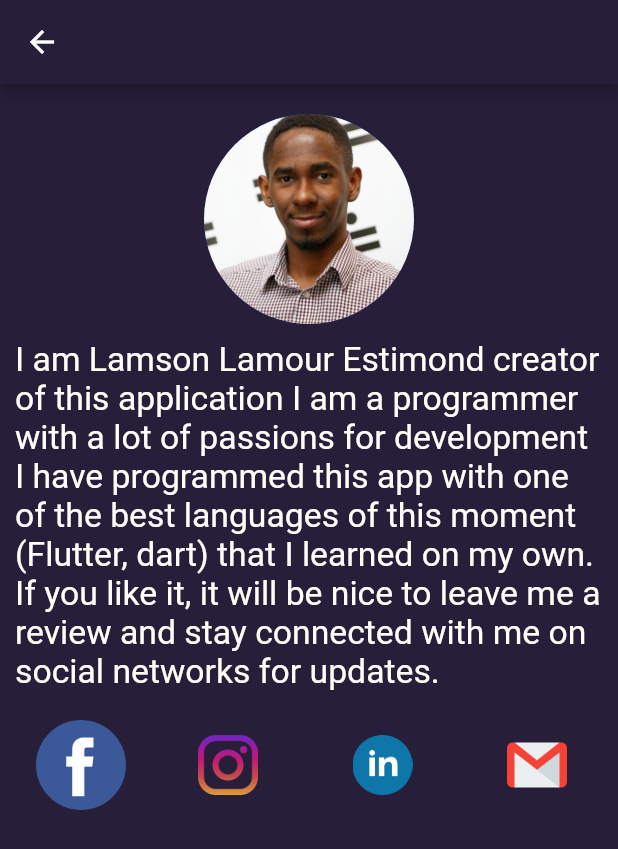
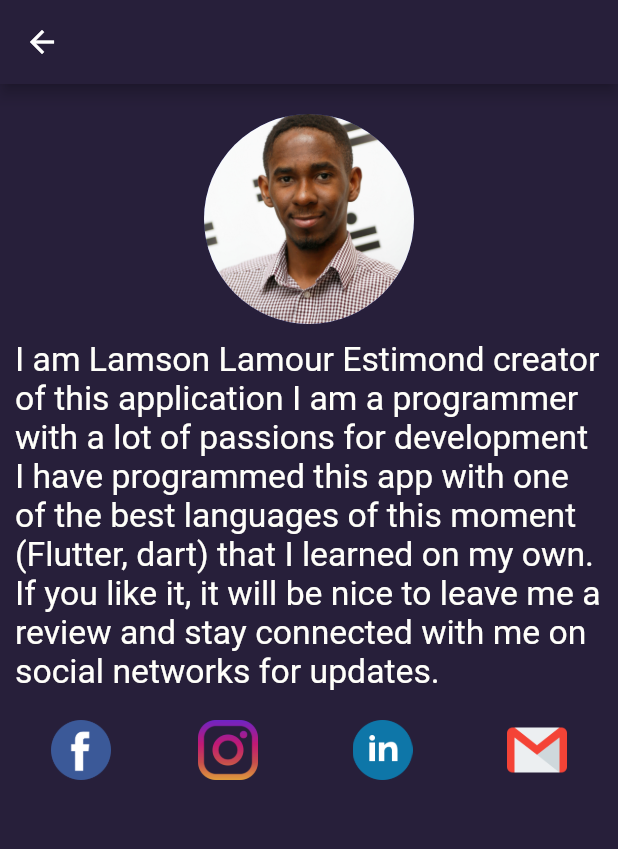
Before and after one commit to lamtito98/cultural_quiz, a Flutter app: the screen it shows after launch, after a tap on "About", on a phone screen of 412 x 824 dp. Shown: the top 849 px of the screen. Run offline on Flutter 3.47's test engine with Material 2 defaults, Android fonts, the phone set to English and light mode, and no system bars; our stand-ins replace flutter_svg; missing offline and left inert: adobe_xd; Roboto replaces fonts that are missing (Segoe UI).

Commit message:
new update
1-program the launch screen
2-program the timer and make it active on quiz page
3-add some icons to use
4- start refactoring somes codes

```diff
--- a/lib/widgets/about.dart
+++ b/lib/widgets/about.dart
@@ -80,7 +80,7 @@ class _AboutState extends State<About>
                           openUrl('https://www.facebook.com/');
                         },
                         child: new Container(
-                          child: Image.asset('images/facebook.png',height: 60.0, width: 50.0,),
+                          child: Image.asset('images/facebook.png',height: 40.0, width: 50.0,),
                         ),
 
                       ),
--- a/lib/widgets/home.dart
+++ b/lib/widgets/home.dart
@@ -207,7 +207,7 @@ class _Home extends State<Home> {
 
   Route _createRoute(var route){
     return PageRouteBuilder(
-      transitionDuration: Duration(milliseconds: 700),
+      transitionDuration: Duration(milliseconds: 650),
         pageBuilder: (context, animation, secondaryAnimation) =>route,
         transitionsBuilder: (context, animation, animationTime, child){
 
--- /dev/null
+++ b/lib/widgets/launch_screen.dart
@@ -0,0 +1,79 @@
+import 'dart:async';
+
+import 'package:flutter/material.dart';
+import 'package:cultural_quiz/widgets/home.dart';
+
+class LaunchScreen extends StatefulWidget{
+  @override
+  State<StatefulWidget> createState() {
+    return new _LaunchScreenState();
+  }
+
+}
+
+
+
+class _LaunchScreenState extends State<LaunchScreen>{
+
+
+  @override
+  void initState(){
+    super.initState();
+    Timer(Duration(seconds: 4),(){
+      Navigator.of(context).pushReplacement(MaterialPageRoute(builder: (context) => Home()),
+      );
+
+    });
+  }
+
+
+
+  @override
+  Widget build(BuildContext context) {
+    // TODO: implement build
+
+    return Scaffold(
+      backgroundColor: const Color(0xff271f3a),
+      body: Center(
+      child:  Column(
+          children: <Widget> [
+            new Container(
+              child: Column(
+                children: <Widget> [
+                  Padding(
+                    padding: const EdgeInsets.only(top: 250.0),
+                    child: Text(
+                      "Cultural Quiz",
+                      style: TextStyle(
+                          fontFamily: 'Segoe UI',
+                          fontSize: 50.0,
+                          color: const Color(0xfffffffa),
+                          fontWeight: FontWeight.w700
+                      ),
+                      textAlign: TextAlign.center,
+                    ),
+                  )
+                ],
+              ),
+            ),
+            new Center(
+            child:
+              new Row(
+                mainAxisAlignment: MainAxisAlignment.center,
+                children: <Widget> [
+                  Padding(
+                    padding: const EdgeInsets.only(left: 10.0,right: 5.0,top: 10.0),
+                    child: Image.asset('images/book.png',height: 90.0, width: 150.0,),
+                  )
+                ],
+              ),
+            )
+          ],
+        )
+
+      ),
+
+    );
+}
+
+}
--- a/lib/widgets/my_app.dart
+++ b/lib/widgets/my_app.dart
@@ -1,5 +1,5 @@
 import 'package:flutter/material.dart';
-import 'package:cultural_quiz/widgets/home.dart';
+import 'package:cultural_quiz/widgets/launch_screen.dart';
 
 class MyApp extends StatelessWidget
 {
@@ -13,7 +13,7 @@ class MyApp extends StatelessWidget
       ),
       debugShowCheckedModeBanner: false,
 
-      home: new Home(),
+      home:new LaunchScreen(),// new Home(),
     );
   }
 }
--- a/lib/widgets/quiz.dart
+++ b/lib/widgets/quiz.dart
@@ -1,3 +1,4 @@
+import 'dart:async';
 import 'package:flutter/material.dart';
 import 'package:cultural_quiz/models/questions.dart';
 
@@ -31,8 +32,10 @@ class _QuizState extends State<Quiz>
 
   int index= 0;
   int score = 0;
-  int compteur = 0;
+  int timer = 20;
   int life = 5;
+  String showTimer = '20';
+  bool cancelTimer = false;
 
 
   void initState()
@@ -40,8 +43,31 @@ class _QuizState extends State<Quiz>
     super.initState();
     questionsList.shuffle();
     questions = questionsList[index];
+    startTimer();
   }
 
+  void startTimer() async{
+    const second = Duration(seconds: 1);
+    Timer.periodic(second,(Timer t)
+    {
+      setState((){
+        if(timer<1){
+          t.cancel();
+          updateQuiz();
+          life--;
+
+        }
+        else if (cancelTimer == true){
+          t.cancel();
+        }
+        else
+          {
+            timer = timer -1;
+          }
+        showTimer = timer.toString();
+      });
+    });
+  }
 
 
 
@@ -55,7 +81,7 @@ class _QuizState extends State<Quiz>
         actions: <Widget> [
           Padding(
             padding: EdgeInsets.only(right: 20.0),
-            child: Text('$score',
+            child: Text('Score $score',
               style: TextStyle(
                   fontFamily: 'Segoe UI',
                   fontSize: 40.0,
@@ -69,7 +95,7 @@ class _QuizState extends State<Quiz>
 
           Padding(
             padding: EdgeInsets.only(right: 20.0),
-            child: Icon(Icons.access_alarm)
+            child: Text('$showTimer'+'s')
           ),
         ],
           actionsIconTheme: IconThemeData(
@@ -311,6 +337,8 @@ class _QuizState extends State<Quiz>
 
 
   void updateQuiz(){
+    cancelTimer = false;
+    timer = 20;
     if(index < questionsList.length)
       {
         index++;
@@ -318,5 +346,6 @@ class _QuizState extends State<Quiz>
           questions = questionsList[index];
         });
       }
+    startTimer();
   }
 }
--- a/pubspec.yaml
+++ b/pubspec.yaml
@@ -56,6 +56,7 @@ flutter:
     - images/gmail.png
     - images/book.png
     - images/linkedin.png
+    - images/ask.png
   #  - images/a_dot_burr.jpeg
   #   - images/a_dot_ham.jpeg
 
```
Also changed, not shown: images/ask.png (added), lib/main.dart (line endings or trailing spaces).
